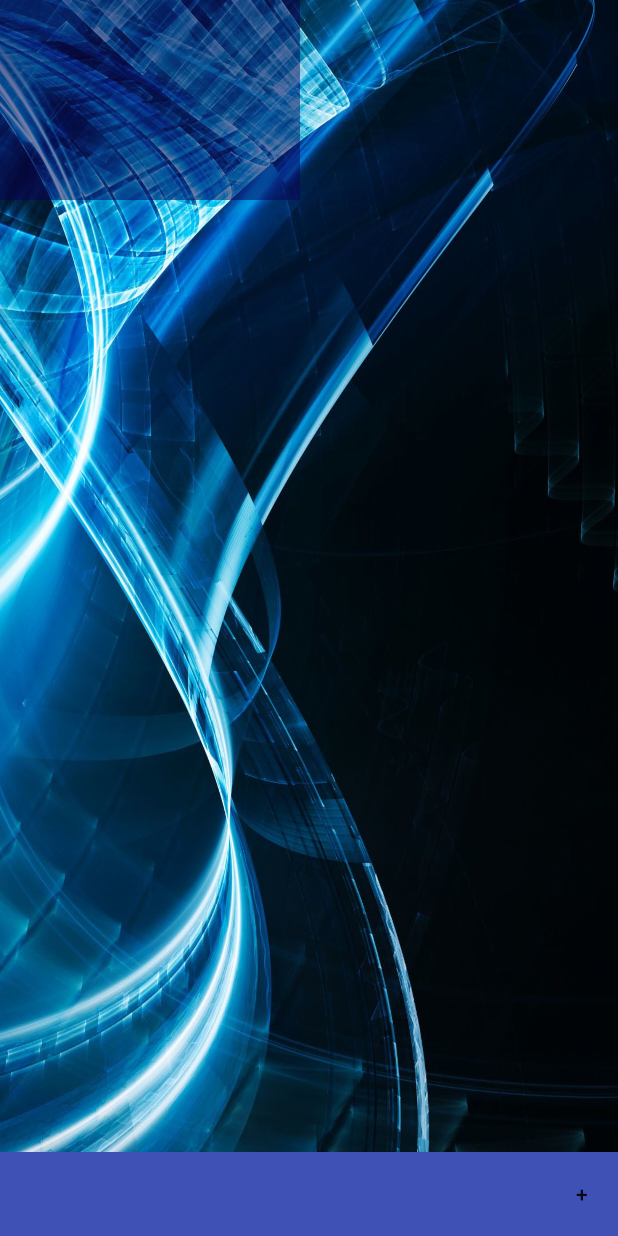
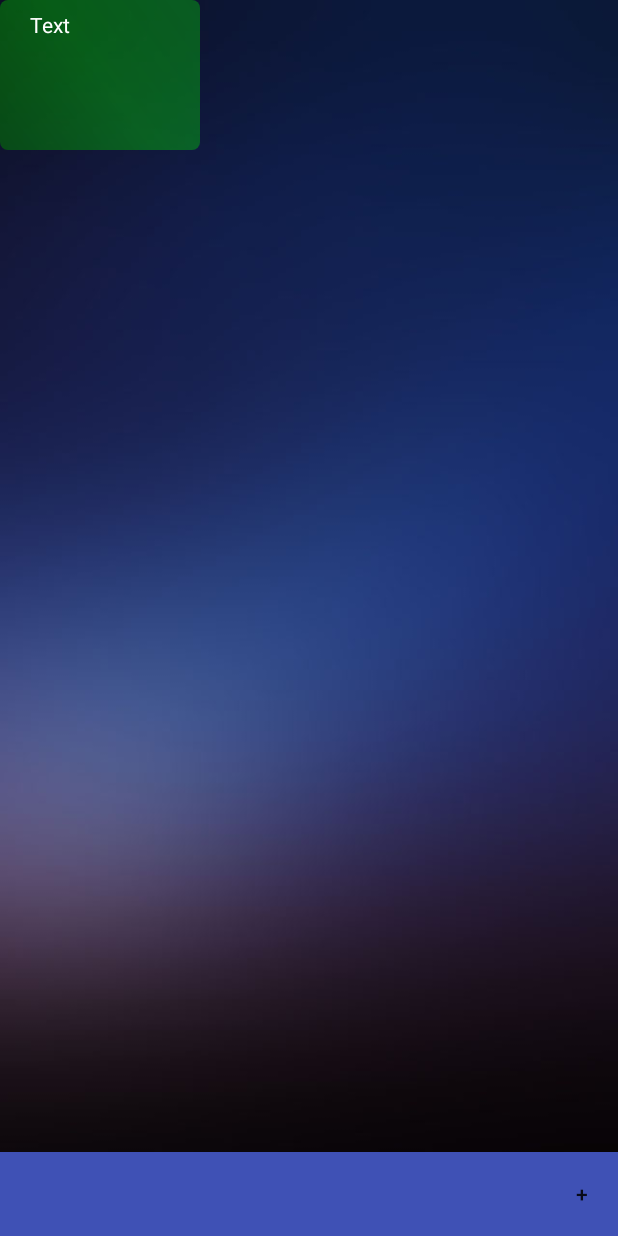
Before and after one commit to takahide0422/MemoApplication, an Android app: the screen it shows after launch (MainActivity), on a phone screen of 412 x 824 dp. Run offline under Robolectric (Android 15) with nearby library versions, the phone set to English and light mode, and no system bars.

Commit message:
MemoObjectのbackground作成

```diff
--- a/app/src/main/java/com/takahide/memoapplication/viewmodel/MemoObjectList.java
+++ b/app/src/main/java/com/takahide/memoapplication/viewmodel/MemoObjectList.java
@@ -3,7 +3,6 @@ package com.takahide.memoapplication.viewmodel;
 import android.content.Context;
 import android.graphics.Color;
 import android.support.design.widget.Snackbar;
-import android.support.v7.widget.AppCompatEditText;
 import android.support.v7.widget.AppCompatTextView;
 import android.util.AttributeSet;
 import android.util.Log;
@@ -11,7 +10,7 @@ import android.view.MotionEvent;
 import android.view.View;
 import android.view.ViewGroup;
 import android.widget.RelativeLayout;
-import android.widget.Toast;
+
 
 import com.takahide.memoapplication.R;
 
@@ -82,16 +81,20 @@ public class MemoObjectList {
         MemoObject setupNewInstance () {
             Log.d ( "MemoObject", "Create New MemoObject" );
 
-            memoLayoutParams = new RelativeLayout.LayoutParams ( DEFAULT_WIDTH, DEFAULT_HEIGHT );
+            memoLayoutParams = new RelativeLayout.LayoutParams (
+                    ViewGroup.LayoutParams.WRAP_CONTENT,
+                    ViewGroup.LayoutParams.WRAP_CONTENT
+            );
             memoLayoutParams.setMargins ( this.putX, this.putY, 0, 0 );
 
-            this.setBackgroundColor ( R.drawable.memo_drawable );
+            this.setBackgroundResource ( R.drawable.memo_drawable );
             this.setLayoutParams ( memoLayoutParams );
             this.setPadding ( PADDING_HORIZONTAL, PADDING_VERTICAL, PADDING_HORIZONTAL, PADDING_VERTICAL );
 
-            this.setMinWidth ( 100 );   this.setMinHeight ( 100 );
+            this.setMinWidth ( 200 );   this.setMinHeight ( 150 );
 
             this.setTextColor ( Color.WHITE );
+            this.setText ( "Text" );
 
             this.setOnClickListener ( this );   this.setOnTouchListener ( this );
 
--- a/app/src/main/res/drawable/memo_drawable.xml
+++ b/app/src/main/res/drawable/memo_drawable.xml
@@ -4,16 +4,22 @@
     android:shape="rectangle" >
 
     <corners
-        android:radius="10dp"
-        android:topLeftRadius="10dp"
-        android:topRightRadius="10dp"
-        android:bottomLeftRadius="10dp"
-        android:bottomRightRadius="10dp" />
+        android:radius="5dp"
+        android:topLeftRadius="5dp"
+        android:topRightRadius="5dp"
+        android:bottomLeftRadius="5dp"
+        android:bottomRightRadius="5dp" />
 
     <gradient
-        android:angle="30"
-        android:endColor="#0000ff"
-        android:centerColor="#0000bc"
-        android:startColor="#000080"/>
+        android:angle="45"
+        android:startColor="#80008000"
+        android:centerColor="#6600cd00"
+        android:endColor="#4d00ff00" />
+
+    <padding
+        android:left="5dp"
+        android:top="5dp"
+        android:right="5dp"
+        android:bottom="5dp" />
 
 </shape>
--- a/app/src/main/res/layout/activity_main.xml
+++ b/app/src/main/res/layout/activity_main.xml
@@ -3,7 +3,7 @@
     xmlns:android="http://schemas.android.com/apk/res/android"
     android:layout_width="match_parent"
     android:layout_height="match_parent"
-    android:background="@drawable/background">
+    android:background="@drawable/background_1">
 
     <RelativeLayout
         android:id="@+id/layout"
```
Also changed, not shown: app/src/main/java/com/takahide/memoapplication/MemoObject.java (deleted, +0 -170 lines), app/src/main/res/drawable/background_1.png (added), app/src/main/res/drawable/background_2.jpg (added).
